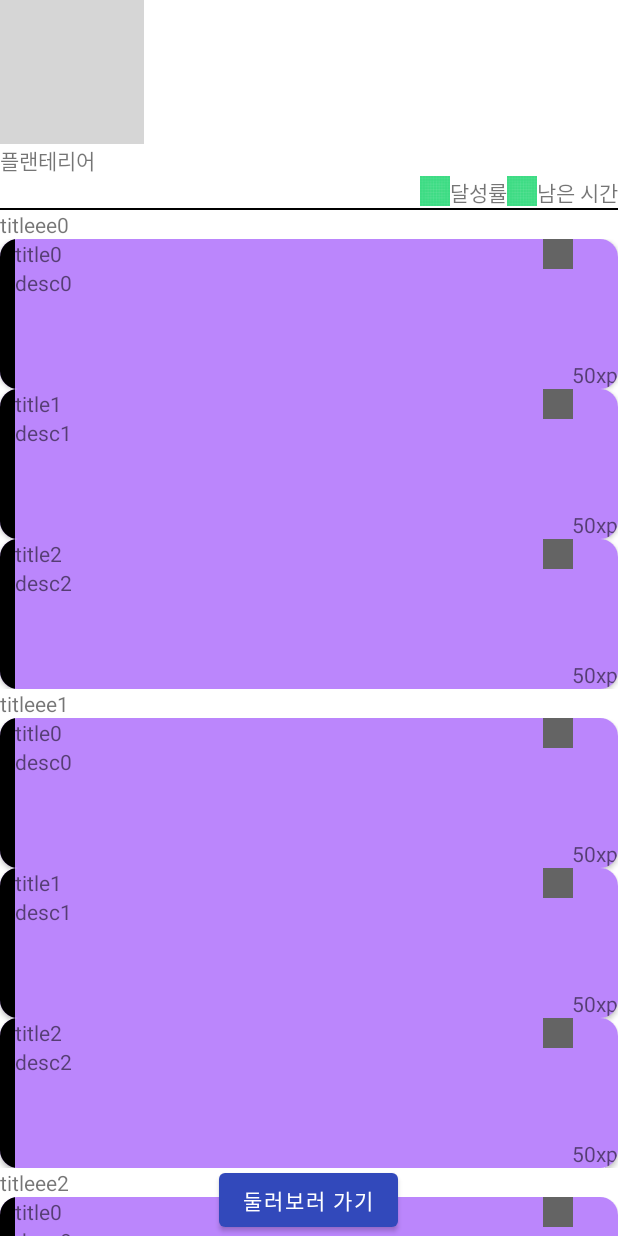
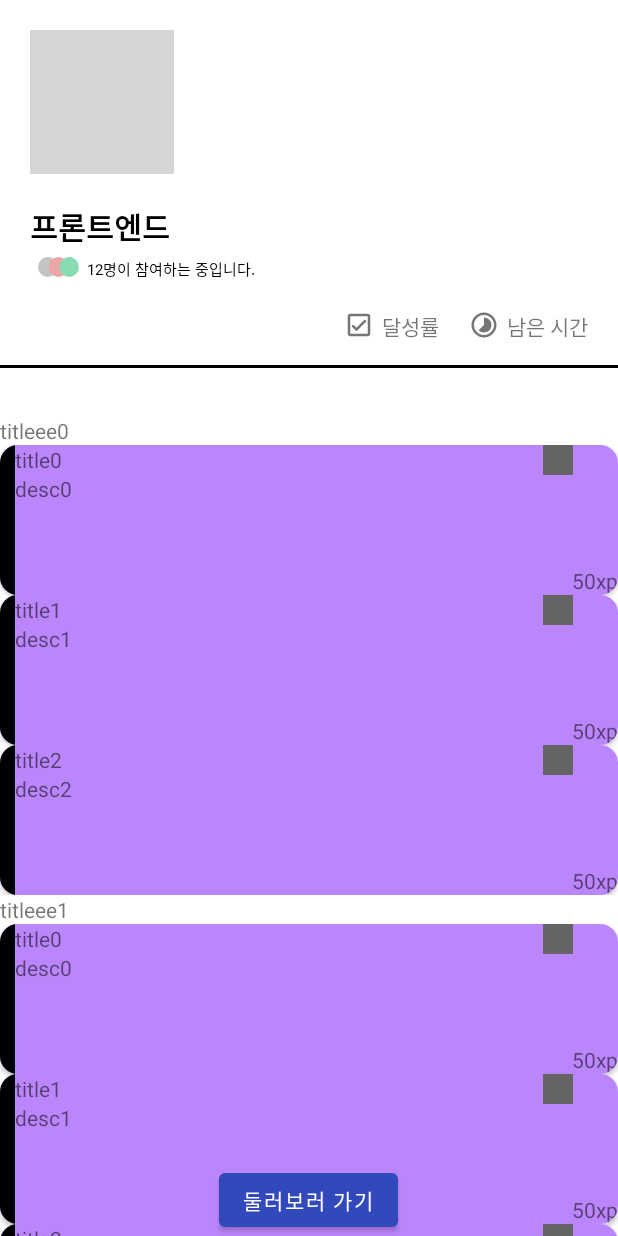
Before and after one commit to team-garosero/HobbyRoadmap, an Android app: the SyllabusActivity screen opened directly, with no data from a screen before it, on a phone screen of 412 x 824 dp. Run offline under Robolectric (Android 15) with nearby library versions, the phone set to English and light mode, and no system bars; grey boxes are pictures that could not be loaded.

Commit message:
syllabus layout

```diff
--- a/app/src/main/res/drawable/btn_border.xml
+++ b/app/src/main/res/drawable/btn_border_middle.xml
@@ -3,5 +3,4 @@
     xmlns:android="http://schemas.android.com/apk/res/android"
     android:shape="rectangle">
     <stroke android:color="#CCCCCC" android:width="1dp" />
-    <corners android:radius="7dp" />
 </shape>
--- /dev/null
+++ b/app/src/main/res/drawable/ic_check_box.xml
@@ -0,0 +1,9 @@
+<vector xmlns:android="http://schemas.android.com/apk/res/android"
+    android:width="24dp"
+    android:height="24dp"
+    android:viewportWidth="24"
+    android:viewportHeight="24">
+  <path
+      android:pathData="M19,3H5C3.9,3 3,3.9 3,5V19C3,20.1 3.9,21 5,21H19C20.1,21 21,20.1 21,19V5C21,3.9 20.1,3 19,3ZM19,19H5V5H19V19ZM17.99,9L16.58,7.58L9.99,14.17L7.41,11.6L5.99,13.01L9.99,17L17.99,9Z"
+      android:fillColor="#757575"/>
+</vector>
--- /dev/null
+++ b/app/src/main/res/drawable/ic_participants.xml
@@ -0,0 +1,15 @@
+<vector xmlns:android="http://schemas.android.com/apk/res/android"
+    android:width="27dp"
+    android:height="13dp"
+    android:viewportWidth="27"
+    android:viewportHeight="13">
+  <path
+      android:pathData="M6.5,6.5m-6.5,0a6.5,6.5 0,1 1,13 0a6.5,6.5 0,1 1,-13 0"
+      android:fillColor="#C4C4C4"/>
+  <path
+      android:pathData="M13.5,6.5m-6.5,0a6.5,6.5 0,1 1,13 0a6.5,6.5 0,1 1,-13 0"
+      android:fillColor="#EDA6A6"/>
+  <path
+      android:pathData="M20.5,6.5m-6.5,0a6.5,6.5 0,1 1,13 0a6.5,6.5 0,1 1,-13 0"
+      android:fillColor="#87DCB4"/>
+</vector>
--- /dev/null
+++ b/app/src/main/res/drawable/ic_timelapse.xml
@@ -0,0 +1,10 @@
+<vector xmlns:android="http://schemas.android.com/apk/res/android"
+    android:width="24dp"
+    android:height="24dp"
+    android:viewportWidth="24"
+    android:viewportHeight="24">
+  <path
+      android:pathData="M16.24,7.76C15.07,6.59 13.54,6 12,6V12L7.76,16.24C10.1,18.58 13.9,18.58 16.25,16.24C18.59,13.9 18.59,10.1 16.24,7.76ZM12,2C6.48,2 2,6.48 2,12C2,17.52 6.48,22 12,22C17.52,22 22,17.52 22,12C22,6.48 17.52,2 12,2ZM12,20C7.58,20 4,16.42 4,12C4,7.58 7.58,4 12,4C16.42,4 20,7.58 20,12C20,16.42 16.42,20 12,20Z"
+      android:fillColor="#000000"
+      android:fillAlpha="0.54"/>
+</vector>
--- a/app/src/main/res/layout/activity_syllabus.xml
+++ b/app/src/main/res/layout/activity_syllabus.xml
@@ -6,70 +6,110 @@
     android:layout_height="match_parent"
     tools:context=".syllabus.SyllabusActivity">
 
-    <LinearLayout
-        android:layout_width="match_parent"
-        android:layout_height="wrap_content"
-        android:id="@+id/ll_toolbar_challenge"
-        app:layout_constraintTop_toTopOf="parent">
     <ImageButton
         android:id="@+id/bt_back_challenge"
         android:layout_width="wrap_content"
         android:layout_height="wrap_content"
-            android:background="@drawable/ic_baseline_keyboard_backspace_24"/>
-    </LinearLayout>
+        android:layout_margin="20dp"
+        android:background="@drawable/ic_baseline_keyboard_backspace_24"
+        app:layout_constraintTop_toTopOf="parent"
+        app:layout_constraintStart_toStartOf="parent"/>
+
+    <TextView
+        android:layout_width="wrap_content"
+        android:layout_height="wrap_content"
+        android:layout_margin="20dp"
+        android:id="@+id/tv_roadmap_title"
+        android:text="프론트엔드"
+        android:textColor="@color/black"
+        android:textSize="20sp"
+        android:textStyle="bold"
+        app:layout_constraintTop_toBottomOf="@id/bt_back_challenge"
+        app:layout_constraintStart_toStartOf="parent"/>
+
+    <ImageView
+        android:layout_width="wrap_content"
+        android:layout_height="wrap_content"
+        android:layout_margin="5dp"
+        android:id="@+id/iv_participants"
+        android:background="@drawable/ic_participants"
+        app:layout_constraintTop_toBottomOf="@id/tv_roadmap_title"
+        app:layout_constraintStart_toStartOf="@id/tv_roadmap_title"/>
+
+    <TextView
+        android:layout_width="wrap_content"
+        android:layout_height="wrap_content"
+        android:layout_margin="5dp"
+        android:id="@+id/tv_participants"
+        android:text="12명이 참여하는 중입니다."
+        android:textColor="@color/black"
+        android:textSize="10sp"
+        app:layout_constraintTop_toBottomOf="@id/tv_roadmap_title"
+        app:layout_constraintStart_toEndOf="@id/iv_participants"/>
 
     <!-- roadmap title, %, time left-->
-    <LinearLayout
-        android:layout_width="match_parent"
-        android:layout_height="wrap_content"
-        android:orientation="vertical"
-        android:id="@+id/ll_roadmap_desc"
-        app:layout_constraintTop_toBottomOf="@id/ll_toolbar_challenge">
 
-        <TextView
-            android:layout_width="match_parent"
-            android:layout_height="wrap_content"
-            android:id="@+id/tv_roadmap_title"
-            android:text="플랜테리어" />
-
-        <LinearLayout
-            android:layout_width="match_parent"
-            android:layout_height="wrap_content"
-            android:orientation="horizontal"
-            android:gravity="end">
     <ImageView
         android:layout_width="20dp"
         android:layout_height="20dp"
-                android:background="@drawable/ic_launcher_background"/>
+        android:layout_marginTop="20dp"
+        android:layout_marginEnd="5dp"
+        android:background="@drawable/ic_check_box"
+        app:layout_constraintTop_toBottomOf="@id/tv_participants"
+        app:layout_constraintEnd_toStartOf="@id/tv_percentage"/>
+
     <TextView
         android:layout_width="wrap_content"
         android:layout_height="wrap_content"
+        android:layout_marginTop="20dp"
+        android:layout_marginEnd="20dp"
         android:id="@+id/tv_percentage"
-                android:text="달성률" />
+        android:text="달성률"
+        app:layout_constraintTop_toBottomOf="@id/tv_participants"
+        app:layout_constraintEnd_toStartOf="@id/iv_time_left"/>
+
     <ImageView
         android:layout_width="20dp"
         android:layout_height="20dp"
-                android:background="@drawable/ic_launcher_background"/>
+        android:layout_marginTop="20dp"
+        android:layout_marginEnd="5dp"
+        android:id="@+id/iv_time_left"
+        android:background="@drawable/ic_timelapse"
+        app:layout_constraintTop_toBottomOf="@id/tv_participants"
+        app:layout_constraintEnd_toStartOf="@id/tv_time_left"/>
+
     <TextView
         android:layout_width="wrap_content"
         android:layout_height="wrap_content"
+        android:layout_marginTop="20dp"
+        android:layout_marginEnd="20dp"
         android:id="@+id/tv_time_left"
-                android:text="남은 시간" />
-        </LinearLayout>
-    </LinearLayout>
+        android:text="남은 시간"
+        app:layout_constraintTop_toBottomOf="@id/tv_participants"
+        app:layout_constraintEnd_toEndOf="parent"/>
 
     <ImageView
         android:layout_width="match_parent"
-        android:layout_height="1dp"
+        android:layout_height="2dp"
+        android:layout_marginTop="15dp"
         android:id="@+id/iv_line"
-        app:layout_constraintTop_toBottomOf="@id/ll_roadmap_desc"
+        app:layout_constraintTop_toBottomOf="@id/tv_percentage"
         android:background="@color/black" />
+
+    <!-- level -->
+    <androidx.recyclerview.widget.RecyclerView
+        android:layout_width="match_parent"
+        android:layout_height="wrap_content"
+        android:id="@+id/rv_level"
+        android:layout_marginTop="16dp"
+        app:layout_constraintTop_toBottomOf="@id/iv_line" />
 
     <FrameLayout
         android:layout_width="match_parent"
         android:layout_height="0dp"
         android:id="@+id/frameLayout"
-        app:layout_constraintTop_toBottomOf="@id/iv_line"
+        android:layout_marginTop="16dp"
+        app:layout_constraintTop_toBottomOf="@id/rv_level"
         app:layout_constraintBottom_toBottomOf="parent"/>
 
 </androidx.constraintlayout.widget.ConstraintLayout>
--- /dev/null
+++ b/app/src/main/res/layout/recyclerview_level.xml
@@ -0,0 +1,6 @@
+<?xml version="1.0" encoding="utf-8"?>
+<Button xmlns:android="http://schemas.android.com/apk/res/android"
+    android:layout_width="60dp"
+    android:layout_height="32dp">
+
+</Button>
```
Also changed, not shown: app/src/main/res/drawable/btn_border_bottom.xml (added, +9 -0 lines), app/src/main/res/drawable/btn_border_top.xml (added, +9 -0 lines), app/src/main/res/layout/activity_login.xml (+6 -8 lines), app/src/main/res/layout/activity_register.xml (+40 -56 lines). Lines whose indentation alone changed are shown as unchanged.
